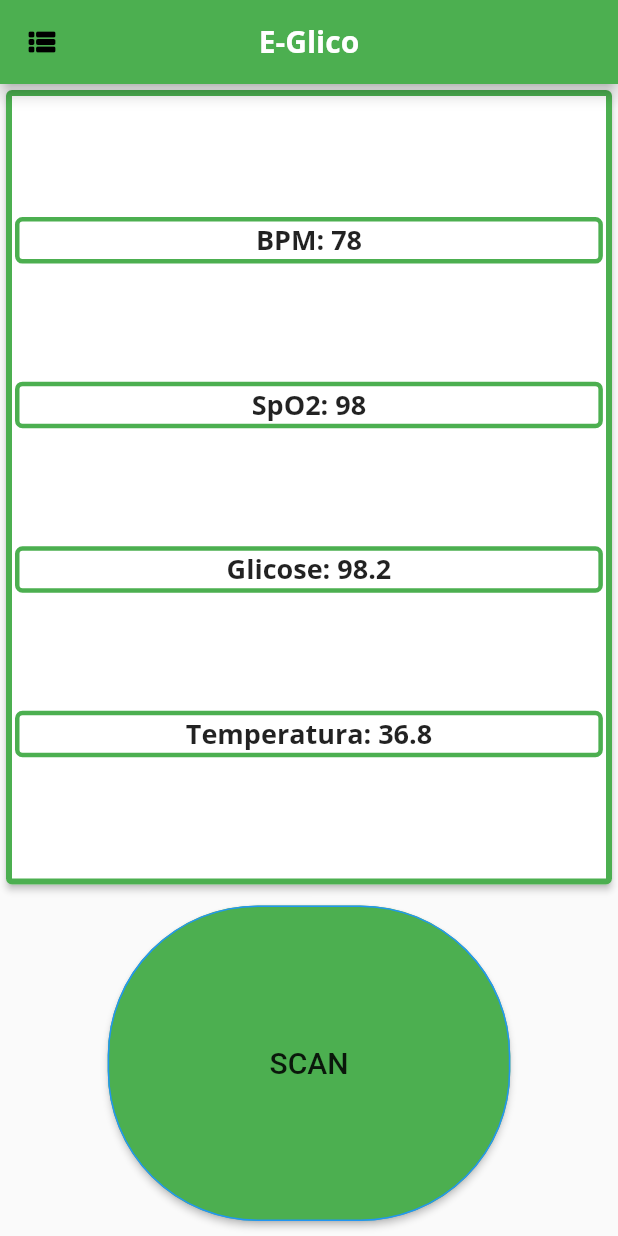
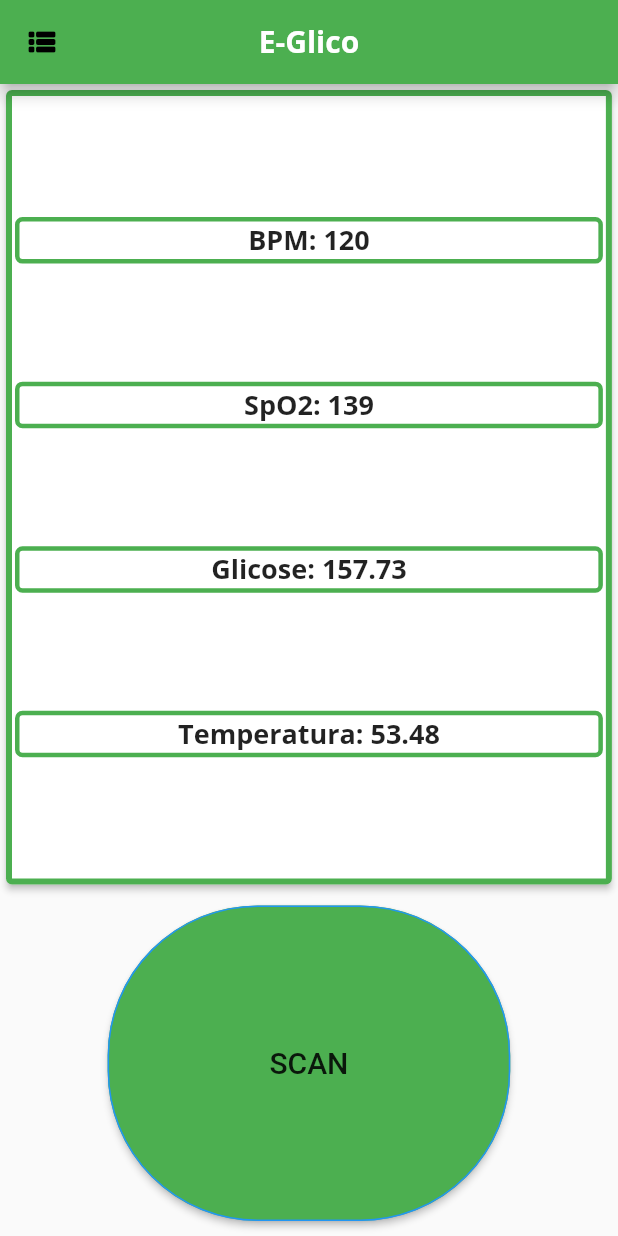
Before and after one commit to MrBertemes/Glucose-App, a Flutter app: the screen it shows after launch, after a tap on "SCAN", on a phone screen of 412 x 824 dp. Run offline on Flutter 3.47's test engine with Material 2 defaults, Android fonts, the phone set to English and light mode, and no system bars; our stand-ins replace flutter_blue.

Commit message:
Tweaks to layout

```diff
--- a/gluco/lib/main.dart
+++ b/gluco/lib/main.dart
@@ -1,4 +1,4 @@
-// ignore_for_file: use_key_in_widget_constructors, prefer_const_constructors, prefer_const_literals_to_create_immutables, avoid_unnecessary_containers, deprecated_member_use, unused_import, avoid_print, sized_box_for_whitespace, non_constant_identifier_names, unused_local_variable, unused_field
+// ignore_for_file: use_key_in_widget_constructors, prefer_const_constructors, prefer_const_literals_to_create_immutables, avoid_unnecessary_containers, deprecated_member_use, unused_import, avoid_print, sized_box_for_whitespace, non_constant_identifier_names, unused_local_variable, unused_field, prefer_final_fields
 
 import 'package:flutter/material.dart';
 import 'package:flutter/services.dart';
@@ -6,6 +6,8 @@ import 'package:gluco/widgets/chartbox.dart';
 import 'package:gluco/widgets/valuecard.dart';
 import 'package:flutter_blue/flutter_blue.dart';
 import './models/collected.dart';
+import 'dart:math';
+
 
 void main() => runApp(MaterialApp(
       home: Main(),
@@ -17,7 +19,7 @@ class Main extends StatefulWidget {
 }
 
 class _MainState extends State<Main> {
-  final Collected _dataCollected = Collected(
+    Collected _dataCollected = Collected(
     batimento: 78,
     data: DateTime.now(),
     saturacao: 98,
@@ -25,11 +27,21 @@ class _MainState extends State<Main> {
     temperatura: 36.8,
   );
 
-  List<int> valor = [70, 67, 60, 66, 93, 72, 90, 96, 91, 87];
-  var i = 0;
+  // List<int> valor = [70, 67, 60, 66, 93, 72, 90, 96, 91, 87];
+  // var i = 0;
   FlutterBlue bluetooth = FlutterBlue.instance;
+  Random random =  Random();// from 0 upto 99 included
 
-  void ScanBluetooth(FlutterBlue bluetooth) async {
+  void readData(FlutterBlue bluetooth){ // Temporario somente - Depois será a chamada de funcao
+  // que mantem contato e recebe os dados.
+    _dataCollected.batimento = random.nextInt(110) + 60;
+    _dataCollected.data = DateTime.now();
+    _dataCollected.glicose = (((random.nextInt(110) + 60)+ random.nextDouble())*100).truncateToDouble()/ 100;
+    _dataCollected.saturacao = random.nextInt(101) + 96;
+    _dataCollected.temperatura = (((random.nextInt(38) + 35)+ random.nextDouble())*100).truncateToDouble() /100;
+}
+
+  void scanBluetooth(FlutterBlue bluetooth) async {
     if (await bluetooth.isAvailable) {
       bluetooth.startScan(timeout: Duration(seconds: 10));
 
@@ -125,18 +137,13 @@ class _MainState extends State<Main> {
                       ),
                     ),
                   ),
-                  onPressed: () {
-                    setState(() {
-                      if (i >= 9) {
-                        i = 0;
-                      } else {
-                        i = i + 1;
-                        ScanBluetooth(bluetooth);
-                      }
-                    });
-                  },
-                  child: Text('SCAN',
-                      style: Theme.of(context).textTheme.headline6),
+                  onPressed: (){setState(() {
+                    readData(bluetooth);
+                  });},
+                  child: Text(
+                    'SCAN',
+                    style: Theme.of(context).textTheme.headline6,
+                  ),
                 ),
               ),
             ],
--- a/gluco/lib/models/collected.dart
+++ b/gluco/lib/models/collected.dart
@@ -3,11 +3,11 @@
 import 'package:flutter/foundation.dart';
 
 class Collected {
-  final int saturacao;
-  final int batimento;
-  final double glicose;
-  final double temperatura;
-  final DateTime data;
+   int saturacao;
+   int batimento;
+   double glicose;
+   double temperatura;
+   DateTime data;
 
   Collected({
     required this.saturacao,
--- a/gluco/lib/widgets/chartbox.dart
+++ b/gluco/lib/widgets/chartbox.dart
@@ -54,11 +54,11 @@ class ChartBox extends StatelessWidget {
                   ],
                 ),
               ),
-              Container(
-                padding: EdgeInsets.all(5),
-                height: constraints.maxHeight * 0.6,
-                width: constraints.maxWidth * 1,
-              ),
+              // Container( //
+              //   padding: EdgeInsets.all(5),
+              //   height: constraints.maxHeight * 0.6,
+              //   width: constraints.maxWidth * 1,
+              // ),
             ],
             alignment: AlignmentDirectional.topStart,
           ),
--- a/gluco/lib/widgets/valuecard.dart
+++ b/gluco/lib/widgets/valuecard.dart
@@ -2,6 +2,7 @@
 
 import 'package:flutter/material.dart';
 // import 'package:gluco/models/collected.dart';
+
 
 class ValuesCard extends StatelessWidget {
   // int valor = 0;
@@ -16,7 +17,11 @@ class ValuesCard extends StatelessWidget {
   @override
   Widget build(BuildContext context) {
     return LayoutBuilder(builder: (context, constraints) {
-      return Container(
+      return Row(
+        mainAxisAlignment: MainAxisAlignment.start,
+        children: [
+          Container(
+            width: constraints.maxWidth,
             alignment: AlignmentDirectional.center,
             decoration: BoxDecoration(
               borderRadius: BorderRadius.circular(5),
@@ -28,6 +33,8 @@ class ValuesCard extends StatelessWidget {
                 style: Theme.of(context).textTheme.headline6,
               ),
             ),
+          ),
+        ],
       );
     });
   }
```
Lines whose indentation alone changed are shown as unchanged.
